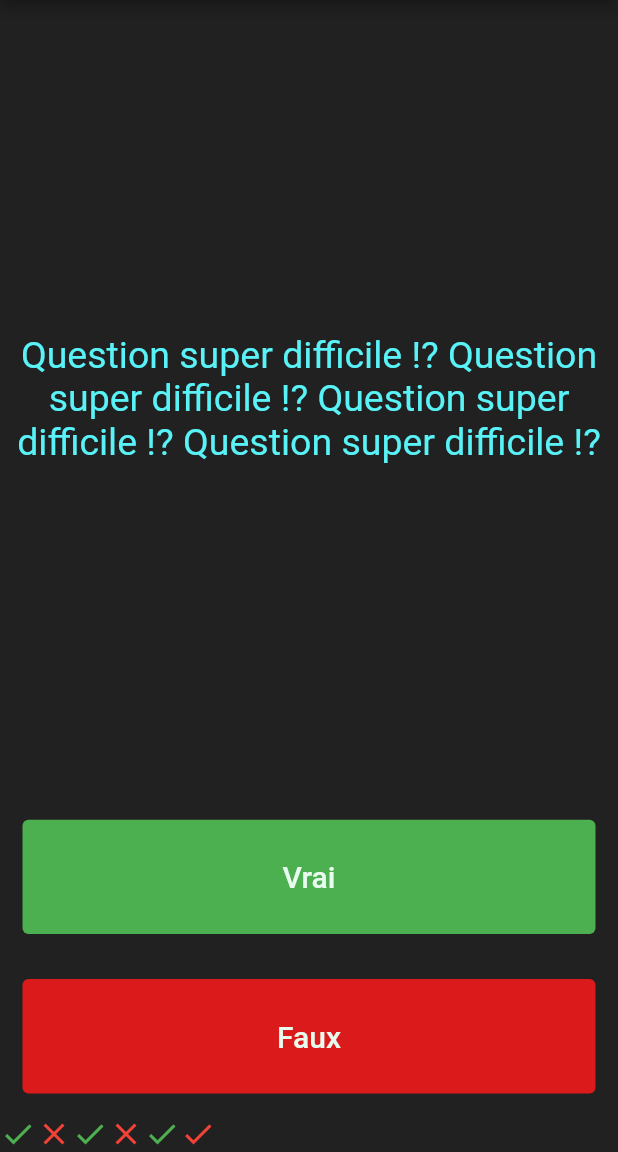
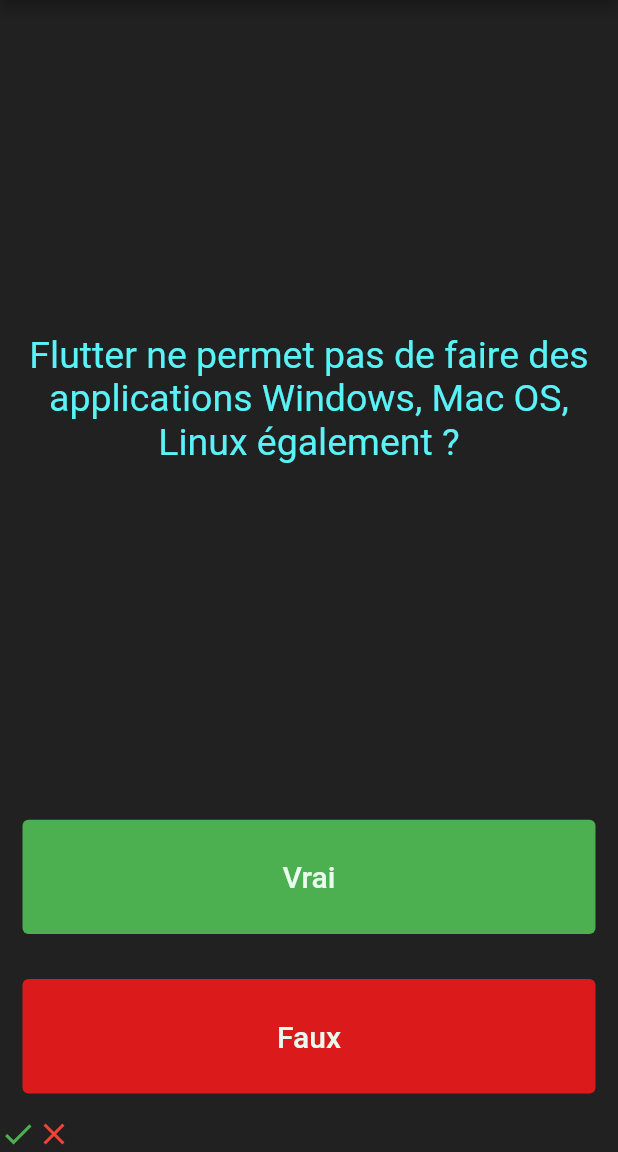
Before and after one commit to FredericMorel/superquizz, a Flutter app: the screen it shows after launch, after a tap on "Vrai", after a tap on "Faux", on a phone screen of 412 x 824 dp, the part 84-1236 px from its top. Run offline on Flutter 3.47's test engine with Material 2 defaults, Android fonts, the phone set to English and light mode, and no system bars.

```diff
--- a/lib/main.dart
+++ b/lib/main.dart
@@ -1,23 +1,30 @@
 import 'package:flutter/material.dart';
 
 void main() {
-  runApp(const QuizApp());
+  runApp(QuizApp());
 }
 
 class QuizApp extends StatefulWidget {
-  const QuizApp({Key? key}) : super(key: key);
+  QuizApp({Key? key}) : super(key: key);
 
   @override
   _QuizAppState createState() => _QuizAppState();
 }
 
 class _QuizAppState extends State<QuizApp> {
-  List<Icon> suiviScore = [
-    Icon(Icons.check, color: Colors.green),
-    Icon(Icons.close, color: Colors.red),
-    Icon(Icons.check, color: Colors.green),
-    Icon(Icons.close, color: Colors.red),
+  /* Mon Tableau Suivi score */
+  List<Icon> suiviScore = [];
+  /* Ma liste de Question */
+  List<String> questions = [
+    "Le Piton des Neiges est un volcan de la Réunion ?",
+    "Flutter permet de faire des applications web également ?",
+    "Flutter ne permet pas de faire des applications Windows, Mac OS, Linux également ?",
+    " PHP est le langage le plus utilisé pour programmer avec Flutter ?",
+    ""
   ];
+  List<bool> reponses = [true, true, false, false];
+  int questionNumber = 0;
+
   @override
   Widget build(BuildContext context) {
     return MaterialApp(
@@ -27,40 +34,49 @@ class _QuizAppState extends State<QuizApp> {
             child: Column(
               crossAxisAlignment: CrossAxisAlignment.stretch,
               children: [
-/* ------- Text du Quizz --------------- */
+/* ------- Widget Questions --------------- */
 
-                const Expanded(
+                Expanded(
                   flex: 5,
                   child: Padding(
                     padding: EdgeInsets.symmetric(horizontal: 10.0),
                     child: Center(
                       child: Text(
-                        "Question super difficile !? Question super difficile !? Question super difficile !? Question super difficile !?",
+                        questions[questionNumber],
+                        textAlign: TextAlign.center,
                         style: TextStyle(
                             color: Color.fromARGB(255, 88, 242, 247),
                             fontSize: 25.0),
-                        textAlign: TextAlign.center,
                       ),
                     ),
                   ),
                 ),
+
                 /* ------- Buttons Vrai --------------- */
 
                 Expanded(
                   child: Padding(
-                    padding: const EdgeInsets.all(15.0),
+                    padding: EdgeInsets.all(15.0),
                     child: TextButton(
                       style: ButtonStyle(
                         backgroundColor:
                             MaterialStateProperty.all<Color>(Colors.green),
                       ),
                       onPressed: () {
+                        bool bonne_reponse = reponses[questionNumber];
                         setState(() {
-                          suiviScore
-                              .add(Icon(Icons.check, color: Colors.green));
+                          if (bonne_reponse == true) {
+                            suiviScore
+                                .add(Icon(Icons.check, color: Colors.green));
+                          } else {
+                            suiviScore
+                                .add(Icon(Icons.close, color: Colors.red));
+                          }
+
+                          questionNumber++; // questionNumber = questionNumber+1;
                         });
                       },
-                      child: const Text(
+                      child: Text(
                         "Vrai",
                         style: TextStyle(
                             color: Color.fromARGB(255, 233, 251, 239),
@@ -72,21 +88,28 @@ class _QuizAppState extends State<QuizApp> {
                 /* ------- Button Faux --------------- */
                 Expanded(
                   child: Padding(
-                    padding: const EdgeInsets.all(15.0),
+                    padding: EdgeInsets.all(15.0),
                     child: TextButton(
                       style: ButtonStyle(
                         backgroundColor: MaterialStateProperty.all<Color>(
-                            const Color.fromARGB(255, 219, 27, 27)),
+                            Color.fromARGB(255, 219, 27, 27)),
                       ),
                       onPressed: () {
+                        bool bonne_reponse = reponses[questionNumber];
                         setState(() {
-                          suiviScore.add(Icon(
-                            Icons.check,
-                            color: Colors.red,
-                          ));
+                          if (bonne_reponse == false) {
+                            suiviScore.add(Icon(
+                              Icons.check,
+                              color: Colors.green,
+                            ));
+                          } else {
+                            suiviScore
+                                .add(Icon(Icons.close, color: Colors.red));
+                          }
+                          questionNumber++;
                         });
                       },
-                      child: const Text(
+                      child: Text(
                         "Faux",
                         style: TextStyle(
                             color: Color.fromARGB(255, 233, 251, 239),
@@ -105,7 +128,7 @@ class _QuizAppState extends State<QuizApp> {
           /* ------- APP BAR --------------- */
           appBar: AppBar(
             backgroundColor: Color.fromARGB(220, 8, 64, 175),
-            title: const Text(
+            title: Text(
               'Le Super Quizz !',
               style: TextStyle(
                   color: Color.fromARGB(255, 88, 247, 1), fontSize: 45.0),
```
